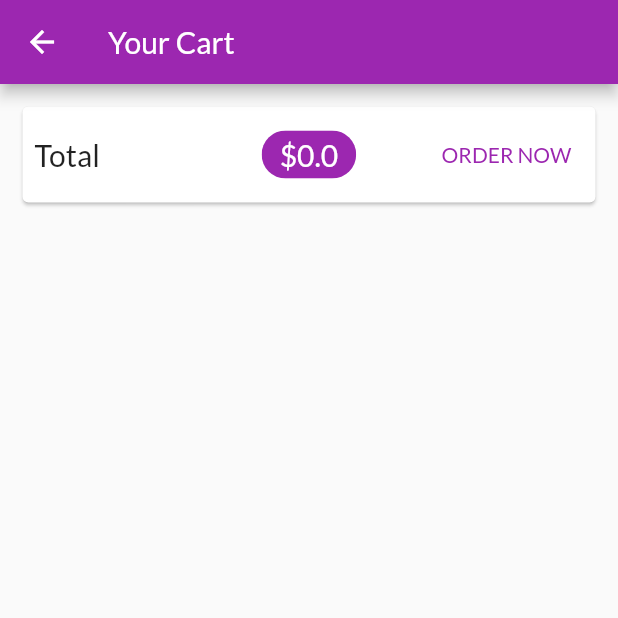
After one commit to Abanoub-Samy/shop_app, a Flutter app: the CartScreen screen opened by its route, on a phone screen of 412 x 824 dp, the top half of it. The commit adds this screen. Run offline on Flutter 3.47's test engine with Material 2 defaults, Android fonts, the phone set to English and light mode, and no system bars; network calls fail.

Commit message:
addingCartScreen,cartItem

```diff
--- a/lib/main.dart
+++ b/lib/main.dart
@@ -2,6 +2,7 @@ import 'package:flutter/material.dart';
 import 'package:provider/provider.dart';
 import 'package:shop_app/providers/cart.dart';
 import 'package:shop_app/providers/products.dart';
+import 'package:shop_app/screens/cart_screen.dart';
 import 'package:shop_app/screens/product_detail_screen.dart';
 import 'package:shop_app/screens/products_overview_screen.dart';
 
@@ -34,6 +35,7 @@ class MyApp extends StatelessWidget {
         home: MyHomePage(title: 'Flutter Demo Home Page'),
         routes: {
           ProductDetailScreen.routeName: (ctx) => ProductDetailScreen(),
+          CartScreen.routName:(ctx)=>CartScreen(),
         },
       ),
     );
--- a/lib/providers/cart.dart
+++ b/lib/providers/cart.dart
@@ -34,6 +34,13 @@ class Cart with ChangeNotifier {
     }
     notifyListeners();
   }
+  double get totalAmount {
+    var total=0.0;
+    _items.forEach((key, value) {
+      total+=value.price*value.quantity;
+    });
+    return total;
+  }
 }
 
 class CartItem {
--- /dev/null
+++ b/lib/screens/cart_screen.dart
@@ -0,0 +1,76 @@
+import 'package:flutter/material.dart';
+import 'package:provider/provider.dart';
+import 'package:shop_app/providers/cart.dart' show Cart;
+import 'package:shop_app/widgets/cart_item.dart';
+
+class CartScreen extends StatelessWidget {
+  static const routName = '/cart-screen';
+
+  @override
+  Widget build(BuildContext context) {
+    final cart = Provider.of<Cart>(context);
+    return Scaffold(
+      appBar: AppBar(
+        title: Text('Your Cart'),
+      ),
+      body: Column(
+        children: [
+          Card(
+            margin: const EdgeInsets.all(15),
+            child: Padding(
+              padding: const EdgeInsets.all(8.0),
+              child: Row(
+                mainAxisAlignment: MainAxisAlignment.spaceBetween,
+                children: [
+                  Text(
+                    'Total',
+                    style: TextStyle(
+                      fontSize: 20,
+                    ),
+                  ),
+                  SizedBox(
+                    width: 10,
+                  ),
+                  Chip(
+                    label: Text(
+                      '\$${cart.totalAmount}',
+                      style: TextStyle(
+                        fontSize: 20,
+                        color:
+                            Theme.of(context).primaryTextTheme.headline6.color,
+                      ),
+                    ),
+                    backgroundColor: Theme.of(context).primaryColor,
+                  ),
+                  TextButton(
+                    onPressed: () {},
+                    style: ButtonStyle(),
+                    child: Text(
+                      'ORDER NOW',
+                      style: TextStyle(
+                        color: Theme.of(context).primaryColor,
+                      ),
+                    ),
+                  ),
+                ],
+              ),
+            ),
+          ),
+          SizedBox(
+            height: 10,
+          ),
+          Expanded(
+            child: ListView.builder(
+              itemBuilder: (ctx, index) => CartItem(
+                  id: cart.items.values.toList()[index].id,
+                  title: cart.items.values.toList()[index].title,
+                  quantity: cart.items.values.toList()[index].quantity,
+                  price: cart.items.values.toList()[index].price),
+              itemCount: cart.items.length,
+            ),
+          )
+        ],
+      ),
+    );
+  }
+}
--- a/lib/screens/products_overview_screen.dart
+++ b/lib/screens/products_overview_screen.dart
@@ -2,6 +2,7 @@ import 'package:flutter/material.dart';
 import 'package:provider/provider.dart';
 import 'package:shop_app/providers/cart.dart';
 import 'package:shop_app/providers/products.dart';
+import 'package:shop_app/screens/cart_screen.dart';
 import 'package:shop_app/widgets/badge.dart';
 import 'package:shop_app/widgets/product_grid.dart';
 
@@ -52,7 +53,9 @@ class _ProductsOverviewScreenState extends State<ProductsOverviewScreen> {
                 Badge(child: ch, value: cartData.itemCount.toString()),
             child: IconButton(
               icon: Icon(Icons.shopping_cart),
-              onPressed: () {},
+              onPressed: () {
+                Navigator.pushNamed(context, CartScreen.routName);
+              },
             ),
           )
         ],
```
Also changed, not shown: lib/widgets/cart_item.dart (added, +44 -0 lines), pubspec.lock.
